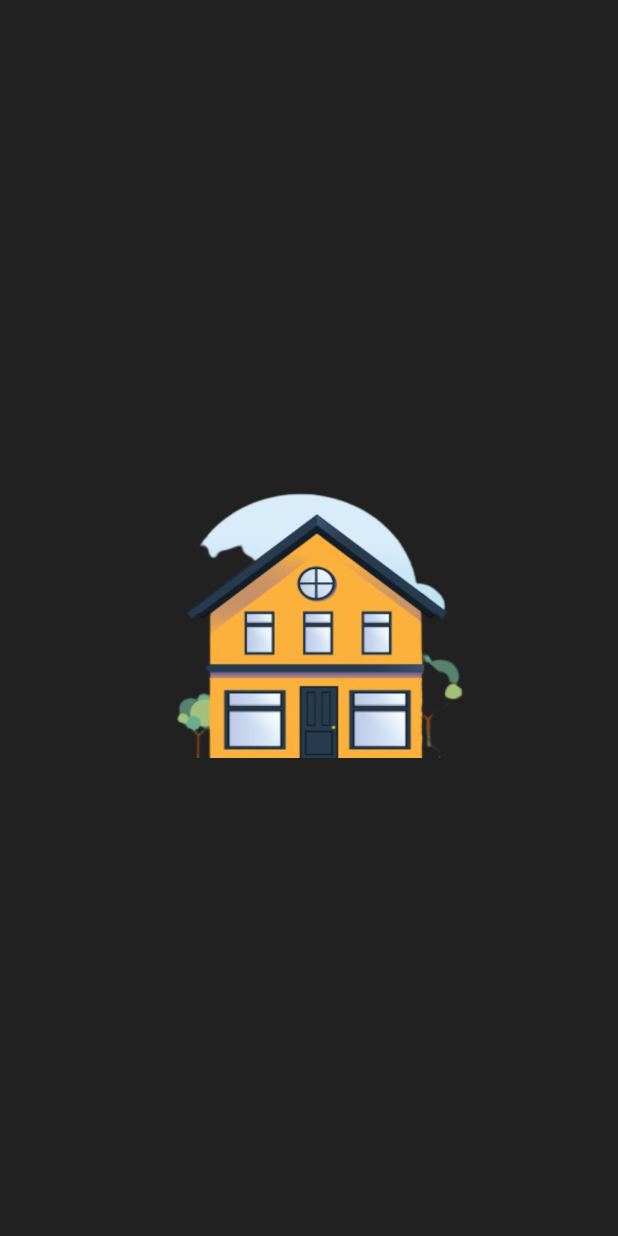
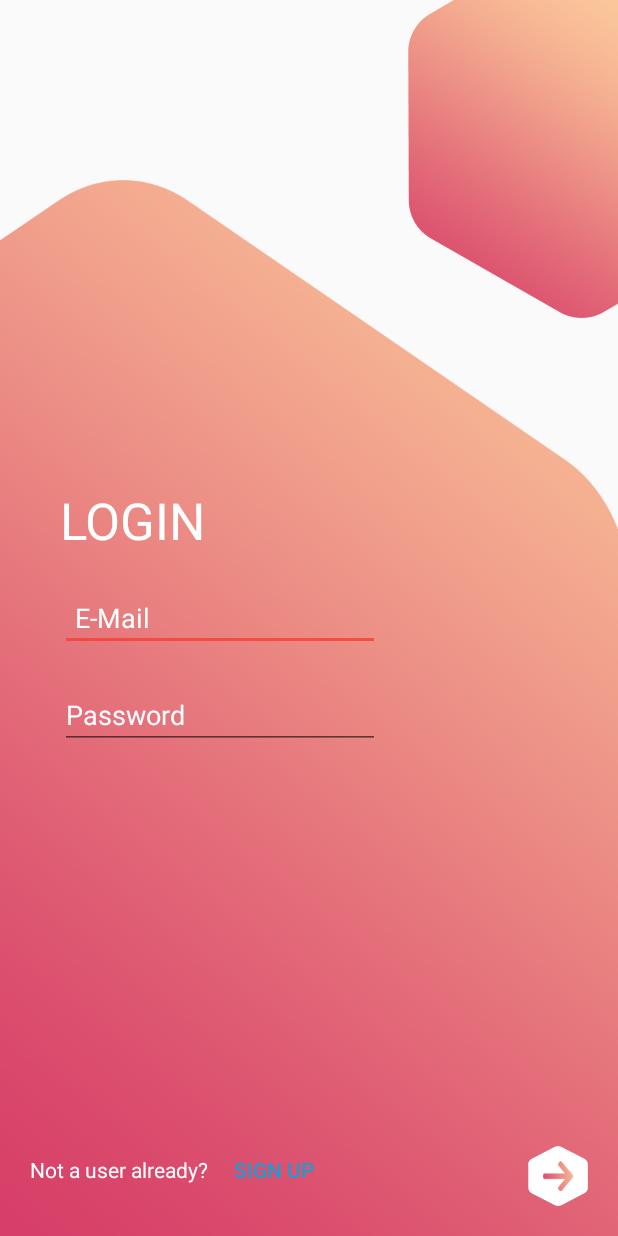
Before and after one commit to kirito04/Real-Estate, an Android app: the screen it shows after launch (MainActivity before the commit, LoginActivity after it), on a phone screen of 412 x 824 dp. Run offline under Robolectric (Android 15) with nearby library versions, the phone set to English and light mode, and no system bars; our stand-ins replace Firebase (no records; nobody signed in at launch, a user with empty details on screens opened directly).

Commit message:
Created login page UI and bla bla.....

```diff
--- a/app/build.gradle
+++ b/app/build.gradle
@@ -28,6 +28,7 @@ dependencies {
     implementation 'androidx.appcompat:appcompat:1.1.0'
     implementation 'androidx.constraintlayout:constraintlayout:1.1.3'
     implementation 'com.google.firebase:firebase-database:19.3.0'
+    implementation 'com.google.firebase:firebase-auth:19.4.0'
     testImplementation 'junit:junit:4.12'
     androidTestImplementation 'androidx.test.ext:junit:1.1.1'
     androidTestImplementation 'androidx.test.espresso:espresso-core:3.2.0'
--- a/app/src/main/AndroidManifest.xml
+++ b/app/src/main/AndroidManifest.xml
@@ -9,7 +9,8 @@
         android:roundIcon="@mipmap/ic_launcher_round"
         android:supportsRtl="true"
         android:theme="@style/AppTheme">
-        <activity android:name=".MainActivity">
+        <activity android:name=".Activities.LoginActivity"></activity>
+        <activity android:name=".Activities.MainActivity">
             <intent-filter>
                 <action android:name="android.intent.action.MAIN" />
 
--- /dev/null
+++ b/app/src/main/java/com/example/realestate/Activities/LoginActivity.java
@@ -0,0 +1,155 @@
+package com.example.realestate.Activities;
+
+import androidx.annotation.NonNull;
+import androidx.annotation.RequiresApi;
+import androidx.appcompat.app.AppCompatActivity;
+import androidx.core.content.ContextCompat;
+
+import android.content.Intent;
+import android.os.Build;
+import android.os.Bundle;
+import android.text.TextUtils;
+import android.view.View;
+import android.view.Window;
+import android.widget.Button;
+import android.widget.EditText;
+import android.widget.Toast;
+
+import com.example.realestate.Constants.Constants;
+import com.example.realestate.R;
+import com.google.android.gms.tasks.OnCompleteListener;
+import com.google.android.gms.tasks.Task;
+import com.google.firebase.auth.AuthResult;
+import com.google.firebase.auth.FirebaseAuth;
+import com.google.firebase.auth.FirebaseUser;
+import com.google.firebase.database.DataSnapshot;
+import com.google.firebase.database.DatabaseError;
+import com.google.firebase.database.DatabaseReference;
+import com.google.firebase.database.FirebaseDatabase;
+import com.google.firebase.database.ValueEventListener;
+
+public class LoginActivity extends AppCompatActivity {
+
+    private EditText email;
+    private EditText password;
+    private Button loginButton;
+    private Button signUpButton;
+
+    private FirebaseAuth mAuth;
+    private FirebaseAuth.AuthStateListener mAuthListener;
+    private FirebaseUser mUser;
+    private FirebaseDatabase mDatabase;
+    private DatabaseReference mDatabaseRef;
+
+    @RequiresApi(api = Build.VERSION_CODES.LOLLIPOP)
+
+    @Override
+    protected void onCreate(Bundle savedInstanceState) {
+        super.onCreate(savedInstanceState);
+        setTheme(R.style.LoginPage);
+        setContentView(R.layout.activity_login);
+
+        email = findViewById(R.id.loginEmailID);
+        password = findViewById(R.id.loginPasswordID);
+        loginButton = findViewById(R.id.loginLoginButtonID);
+        signUpButton = findViewById(R.id.loginSignUpButtonID);
+
+        getSupportActionBar().hide();        // hide action bar
+
+        // set status bar color same as the activity accent
+//        Window window = getWindow();
+//        window.setStatusBarColor(ContextCompat.getColor(LoginActivity.this,R.color.loginStatusBarColor));
+
+
+        // Initialise database and reference to database
+        mDatabase = FirebaseDatabase.getInstance();
+        mDatabaseRef = mDatabase.getReference(Constants.userDatabaseRef);
+
+        mAuth = FirebaseAuth.getInstance();
+        mAuthListener = new FirebaseAuth.AuthStateListener() {
+            @Override
+            public void onAuthStateChanged(@NonNull FirebaseAuth firebaseAuth) {
+                mUser = firebaseAuth.getCurrentUser();
+                if(mUser!=null){
+                    // SIGNED IN
+                    Toast.makeText(LoginActivity.this,"You are signed in",Toast.LENGTH_LONG).show();
+                    // TODO Move to details activity
+                    //finish();
+                }else{
+                    Toast.makeText(LoginActivity.this,"Not signed in",Toast.LENGTH_LONG).show();
+                }
+            }
+        };
+
+        // Login button
+        loginButton.setOnClickListener(new View.OnClickListener() {
+            @Override
+            public void onClick(View v) {
+                if(!TextUtils.isEmpty(email.getText().toString().trim())&&!TextUtils.isEmpty(password.getText().toString().trim())){
+                    setLoginButton(email.getText().toString().trim(),password.getText().toString().trim());
+                }else{
+                    Toast.makeText(LoginActivity.this, "Please fill all fields", Toast.LENGTH_SHORT).show();
+                }
+            }
+        });
+
+        // SignUp Button
+        signUpButton.setOnClickListener(new View.OnClickListener() {
+            @Override
+            public void onClick(View v) {
+                // TODO Go to register activity
+                //startActivity(new Intent(LoginActivity.this,RegisterActivity.class));
+                finish();
+            }
+        });
+
+
+    }
+
+    protected void setLoginButton(String email,String password){
+        mAuth.signInWithEmailAndPassword(email,password).addOnCompleteListener(this, new OnCompleteListener<AuthResult>() {
+            @Override
+            public void onComplete(@NonNull Task<AuthResult> task) {
+                if(task.isSuccessful()){     // If login was completed
+                    FirebaseUser currentUser = mAuth.getCurrentUser();
+                    final String userId = currentUser.getUid();
+                    mDatabaseRef.child(userId).addListenerForSingleValueEvent(new ValueEventListener() {
+                        @Override
+                        public void onDataChange(@NonNull DataSnapshot dataSnapshot) {
+                            if(dataSnapshot.exists()){       // Current user exists in registered user database--CUSTOMER
+                                Toast.makeText(LoginActivity.this,"Signed In as User",Toast.LENGTH_SHORT).show();
+                                // TODO Move to details activity for customer
+                            }else{                          // Current User does'nt exist in registered user database--ADMIN
+                                Toast.makeText(LoginActivity.this,"Signed In as Admin",Toast.LENGTH_SHORT).show();
+                                // TODO Move to details activity for admin
+                            }
+                            finish();
+                        }
+
+                        @Override
+                        public void onCancelled(@NonNull DatabaseError databaseError) {
+
+                        }
+                    });
+
+                }else{                     // If login was not completed
+                    Toast.makeText(LoginActivity.this, "Could not login. Make sure you have entered valid details.", Toast.LENGTH_SHORT).show();
+                }
+            }
+        });
+    }
+
+    @Override
+    protected void onStart() {
+        super.onStart();
+        mAuth.addAuthStateListener(mAuthListener);
+    }
+
+    @Override
+    protected void onStop() {
+        super.onStop();
+        if(mAuthListener!=null){
+            mAuth.removeAuthStateListener(mAuthListener);
+        }
+    }
+}
--- a/app/src/main/java/com/example/realestate/MainActivity.java
+++ b/app/src/main/java/com/example/realestate/Activities/MainActivity.java
@@ -1,8 +1,9 @@
-package com.example.realestate;
+package com.example.realestate.Activities;
 
 import androidx.appcompat.app.AppCompatActivity;
 
 import android.animation.ObjectAnimator;
+import android.content.Intent;
 import android.graphics.drawable.AnimationDrawable;
 import android.os.Bundle;
 import android.os.Handler;
@@ -10,6 +11,7 @@ import android.view.animation.AlphaAnimation;
 import android.view.animation.Animation;
 import android.widget.ImageView;
 
+import com.example.realestate.R;
 import com.google.firebase.database.DatabaseReference;
 import com.google.firebase.database.FirebaseDatabase;
 
@@ -35,7 +37,8 @@ public class MainActivity extends AppCompatActivity {
             @Override
             public void run() {
                 loadAnimation.stop();
-                //MainActivity.this.finish();
+                startActivity(new Intent(MainActivity.this,LoginActivity.class));
+                MainActivity.this.finish();
             }
         },4000);
 
--- /dev/null
+++ b/app/src/main/java/com/example/realestate/Constants/Constants.java
@@ -0,0 +1,7 @@
+package com.example.realestate.Constants;
+
+public class Constants {
+
+    public static String userDatabaseRef = "Registered Users";
+
+}
--- /dev/null
+++ b/app/src/main/res/layout/activity_login.xml
@@ -0,0 +1,157 @@
+<?xml version="1.0" encoding="utf-8"?>
+<LinearLayout xmlns:android="http://schemas.android.com/apk/res/android"
+    xmlns:app="http://schemas.android.com/apk/res-auto"
+    xmlns:tools="http://schemas.android.com/tools"
+    android:layout_width="match_parent"
+    android:layout_height="match_parent"
+    android:orientation="vertical"
+    tools:context=".Activities.LoginActivity">
+
+    <FrameLayout
+        android:layout_width="match_parent"
+        android:layout_height="match_parent">
+
+        <ImageView
+            android:layout_width="wrap_content"
+            android:layout_height="match_parent"
+            android:layout_gravity="bottom"
+            android:scaleType="fitXY"
+            android:src="@drawable/hexagone2"
+            android:layout_marginTop="120dp"/>
+
+        <ImageView
+            android:layout_width="140dp"
+            android:layout_height="212dp"
+            android:src="@drawable/hexagone1"
+            android:layout_gravity="right"
+            android:scaleType="centerCrop"/>
+
+
+
+        <LinearLayout
+            android:layout_width="wrap_content"
+            android:layout_height="match_parent"
+            android:orientation="vertical"
+            android:layout_marginTop="40dp"
+            android:layout_marginLeft="20dp"
+            android:layout_marginBottom="40dp"
+            android:padding="20dp"
+            android:gravity="center">
+
+            <TextView
+                android:layout_width="match_parent"
+                android:layout_height="wrap_content"
+                android:text="LOGIN"
+                android:textSize="34sp"
+                android:textColor="@color/common_google_signin_btn_text_dark"/>
+
+            <EditText
+                android:id="@+id/loginEmailID"
+                android:layout_width="wrap_content"
+                android:layout_height="wrap_content"
+                android:ems="10"
+                android:hint="E-Mail"
+                android:inputType="textEmailAddress"
+                android:textColor="#FFFFFF"
+                android:textColorHint="#FFFFFF"
+                android:padding="10dp"
+                android:layout_marginBottom="20dp"
+                android:layout_marginTop="20dp"
+                app:layout_constraintBottom_toBottomOf="parent"
+                app:layout_constraintEnd_toEndOf="parent"
+                app:layout_constraintHorizontal_bias="0.497"
+                app:layout_constraintStart_toStartOf="parent"
+                app:layout_constraintTop_toTopOf="parent"
+                app:layout_constraintVertical_bias="0.303" />
+
+            <EditText
+                android:id="@+id/loginPasswordID"
+                android:layout_width="wrap_content"
+                android:layout_height="wrap_content"
+                android:ems="10"
+                android:hint="Password"
+                android:inputType="textPassword"
+                android:textColor="#FFFFFF"
+                android:textColorHint="#FFFFFF"
+                app:layout_constraintBottom_toBottomOf="parent"
+                app:layout_constraintEnd_toEndOf="parent"
+                app:layout_constraintHorizontal_bias="0.497"
+                app:layout_constraintStart_toStartOf="parent"
+                app:layout_constraintTop_toBottomOf="@+id/loginEmailID"
+                app:layout_constraintVertical_bias="0.121" />
+
+
+
+
+        </LinearLayout>
+
+        <LinearLayout
+            android:layout_width="match_parent"
+            android:layout_height="wrap_content"
+            android:orientation="horizontal"
+            android:layout_gravity="bottom"
+            android:layout_marginLeft="20dp"
+            android:layout_marginBottom="20dp">
+
+            <TextView
+                android:layout_width="wrap_content"
+                android:layout_height="wrap_content"
+                android:text="Not a user already?"
+                android:textColor="#FFFFFF" />
+            <Button
+                android:id="@+id/loginSignUpButtonID"
+                android:layout_width="wrap_content"
+                android:layout_height="wrap_content"
+                android:text="Sign Up"
+                android:textColor="#1D9CD3"
+                android:background="@android:color/transparent"
+                app:layout_constraintHorizontal_bias="0.498"
+                app:layout_constraintVertical_bias="0.864" />
+
+
+
+        </LinearLayout>
+
+        <androidx.constraintlayout.widget.ConstraintLayout
+            android:layout_width="40dp"
+            android:layout_height="40dp"
+            android:layout_marginRight="20dp"
+            android:layout_marginBottom="20dp"
+            android:background="@drawable/white_hexagone"
+            android:layout_gravity="bottom|right"
+            android:orientation="vertical">
+
+
+
+            <Button
+                android:id="@+id/loginLoginButtonID"
+                android:layout_width="20dp"
+                android:layout_height="20dp"
+                android:background="@drawable/right_arrow"
+                android:gravity="center"
+                app:layout_constraintBottom_toBottomOf="parent"
+                app:layout_constraintEnd_toEndOf="parent"
+                app:layout_constraintHorizontal_bias="0.498"
+                app:layout_constraintStart_toStartOf="parent"
+                app:layout_constraintTop_toTopOf="parent" />
+
+        </androidx.constraintlayout.widget.ConstraintLayout>
+
+
+
+
+
+
+    </FrameLayout>
+
+
+
+
+
+
+
+
+
+
+
+</LinearLayout>
--- a/app/src/main/res/layout/activity_main.xml
+++ b/app/src/main/res/layout/activity_main.xml
@@ -5,7 +5,7 @@
     android:layout_width="match_parent"
     android:layout_height="match_parent"
     android:background="#212121"
-    tools:context=".MainActivity">
+    tools:context=".Activities.MainActivity">
 
     <ImageView
         android:id="@+id/loadID"
--- a/app/src/main/res/values/colors.xml
+++ b/app/src/main/res/values/colors.xml
@@ -3,4 +3,5 @@
     <color name="colorPrimary">#6200EE</color>
     <color name="colorPrimaryDark">#3700B3</color>
     <color name="colorAccent">#03DAC5</color>
+    <color name="loginStatusBarColor">#CEF96358</color>
 </resources>
--- a/app/src/main/res/values/styles.xml
+++ b/app/src/main/res/values/styles.xml
@@ -7,4 +7,11 @@
         <item name="colorAccent">@color/colorAccent</item>
     </style>
 
+    <style name="LoginPage" parent="Theme.AppCompat.DayNight.DarkActionBar">
+
+        <item name="colorPrimary">#CEF96358</item>
+        <item name="colorPrimaryDark">#CEF83F31</item>
+        <item name="colorAccent">#CEF83F31</item>
+    </style>
+
 </resources>
--- a/build.gradle
+++ b/build.gradle
@@ -5,7 +5,7 @@ buildscript {
         jcenter()
     }
     dependencies {
-        classpath "com.android.tools.build:gradle:4.0.0"
+        classpath 'com.android.tools.build:gradle:4.0.2'
         classpath 'com.google.gms:google-services:4.3.3'
 
         // NOTE: Do not place your application dependencies here; they belong
```
Also changed, not shown: app/src/main/res/drawable/hexagone1.png (added), app/src/main/res/drawable/hexagone2.png (added), app/src/main/res/drawable/right_arrow.png (added), app/src/main/res/drawable/white_hexagone.png (added).
